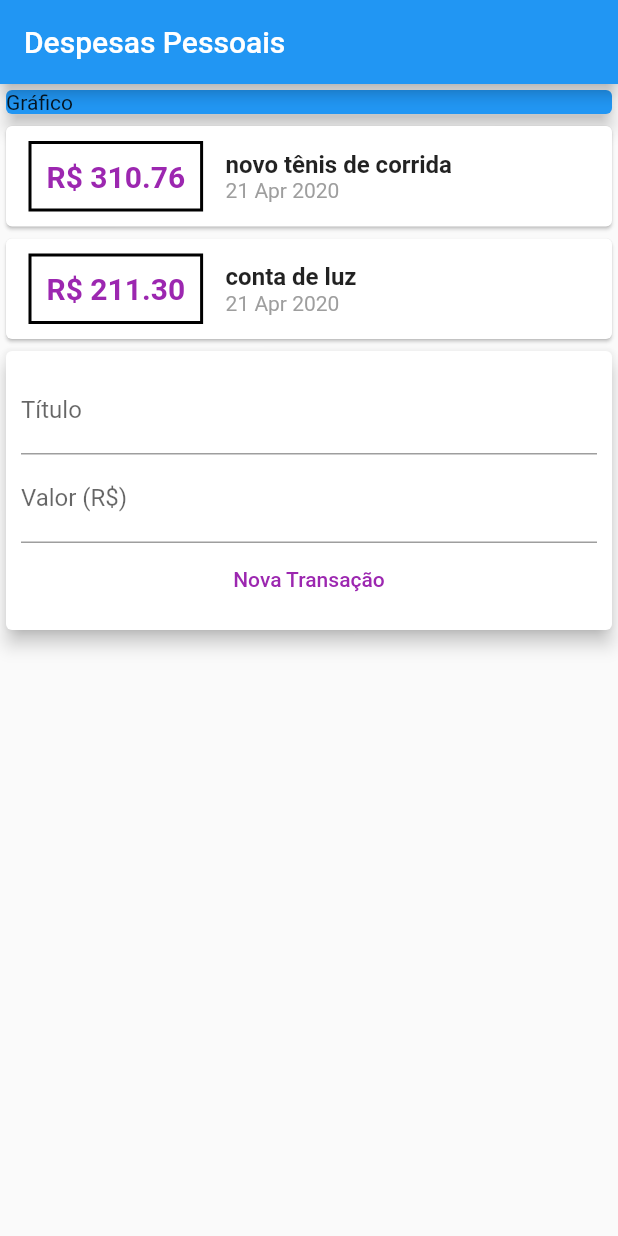
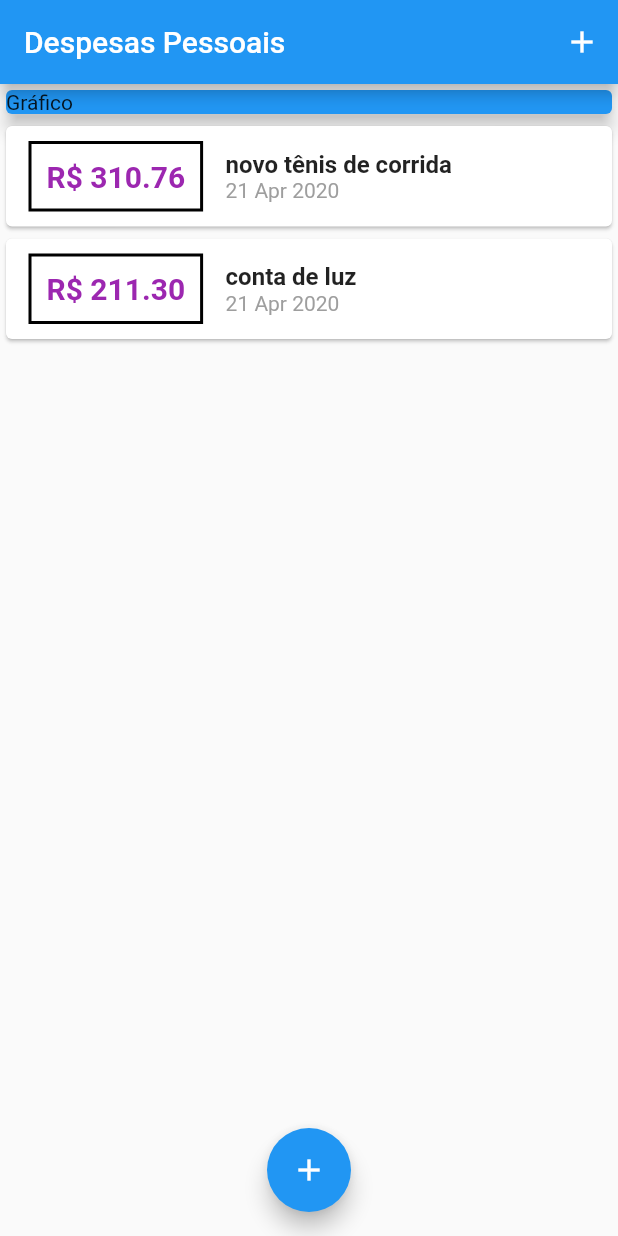
Before and after one commit to alexmaruyama/expenses, a Flutter app: the screen it shows after launch, on a phone screen of 412 x 824 dp. Run offline on Flutter 3.47's test engine with Material 2 defaults, Android fonts, the phone set to English and light mode, and no system bars.

Commit message:
adicionado botão de adicionar, mostrar formulário quando botão de adicionar for clicado

```diff
--- a/lib/components/transaction_list.dart
+++ b/lib/components/transaction_list.dart
@@ -9,8 +9,12 @@ class TransactionList extends StatelessWidget {
 
   @override
   Widget build(BuildContext context) {
-    return Column(
-      children: transactions.map((tr) {
+    return Container(
+      height: 300,
+      child: ListView.builder(
+        itemCount: transactions.length,
+        itemBuilder: (ctx, index) {
+          final tr = transactions[index];
           return Card(
             child: Row(
               children: <Widget>[
@@ -55,7 +59,8 @@ class TransactionList extends StatelessWidget {
               ],
             ),
           );
-      }).toList(),
+        },
+      ),
     );
   }
 }
--- a/lib/components/transaction_user.dart
+++ /dev/null
@@ -1,36 +0,0 @@
-import 'package:flutter/material.dart';
-import 'transaction_form.dart';
-import 'transaction_list.dart';
-import '../models/transaction.dart';
-
-class TransactionUser extends StatefulWidget {
-  @override
-  _TransactionUserState createState() => _TransactionUserState();
-}
-
-class _TransactionUserState extends State<TransactionUser> {
-  final _transactions = [
-    Transaction(
-      id: 't1',
-      title: 'novo tênis de corrida',
-      value: 310.76,
-      date: DateTime.now(),
-    ),
-    Transaction(
-      id: 't2',
-      title: 'conta de luz',
-      value: 211.30,
-      date: DateTime.now(),
-    )
-  ];
-
-  @override
-  Widget build(BuildContext context) {
-    return Column(
-      children: <Widget>[
-        TransactionList(_transactions),
-        TransactionForm(),
-      ],
-    );
-  }
-}
--- a/lib/main.dart
+++ b/lib/main.dart
@@ -1,5 +1,8 @@
 import 'package:flutter/material.dart';
-import 'package:projeto1/components/transaction_user.dart';
+import 'package:projeto1/components/transaction_form.dart';
+import 'dart:math';
+import './models/transaction.dart';
+import './components/transaction_list.dart';
 
 main() => runApp(ExpensesApp());
 
@@ -12,14 +15,61 @@ class ExpensesApp extends StatelessWidget {
   }
 }
 
-class MyHomePage extends StatelessWidget {
+class MyHomePage extends StatefulWidget {
+  @override
+  _MyHomePageState createState() => _MyHomePageState();
+}
+
+class _MyHomePageState extends State<MyHomePage> {
+  final _transactions = [
+    Transaction(
+      id: 't1',
+      title: 'novo tênis de corrida',
+      value: 310.76,
+      date: DateTime.now(),
+    ),
+    Transaction(
+      id: 't2',
+      title: 'conta de luz',
+      value: 211.30,
+      date: DateTime.now(),
+    )
+  ];
+
+  _addTransaction(String title, double value) {
+    final newTransaction = Transaction(
+        id: Random().nextDouble().toString(),
+        title: title,
+        value: value,
+        date: DateTime.now());
+    setState(() {
+      _transactions.add(newTransaction);
+    });
+  }
+
+  _openTransactionFormModal(BuildContext context) {
+    showModalBottomSheet(
+      context: context,
+      builder: (_) {
+        return TransactionForm(null);
+      },
+    );
+  }
+
   @override
   Widget build(BuildContext context) {
     return Scaffold(
       appBar: AppBar(
         title: Text('Despesas Pessoais'),
+        actions: <Widget>[
+          IconButton(
+            icon: Icon(Icons.add),
+            onPressed: () => _openTransactionFormModal(context),
           ),
-      body: Column(
+        ],
+      ),
+      body: SingleChildScrollView(
+        child: Column(
           crossAxisAlignment: CrossAxisAlignment.stretch,
           children: <Widget>[
             Container(
@@ -29,9 +79,15 @@ class MyHomePage extends StatelessWidget {
                 elevation: 5,
               ),
             ),
-          TransactionUser(),
+            TransactionList(_transactions),
           ],
         ),
+      ),
+      floatingActionButton: FloatingActionButton(
+        child: Icon(Icons.add),
+        onPressed: () => _openTransactionFormModal(context),
+      ),
+      floatingActionButtonLocation: FloatingActionButtonLocation.centerFloat,
     );
   }
 }
```
Also changed, not shown: lib/components/transaction_form.dart (+20 -5 lines). Lines whose indentation alone changed are shown as unchanged.
